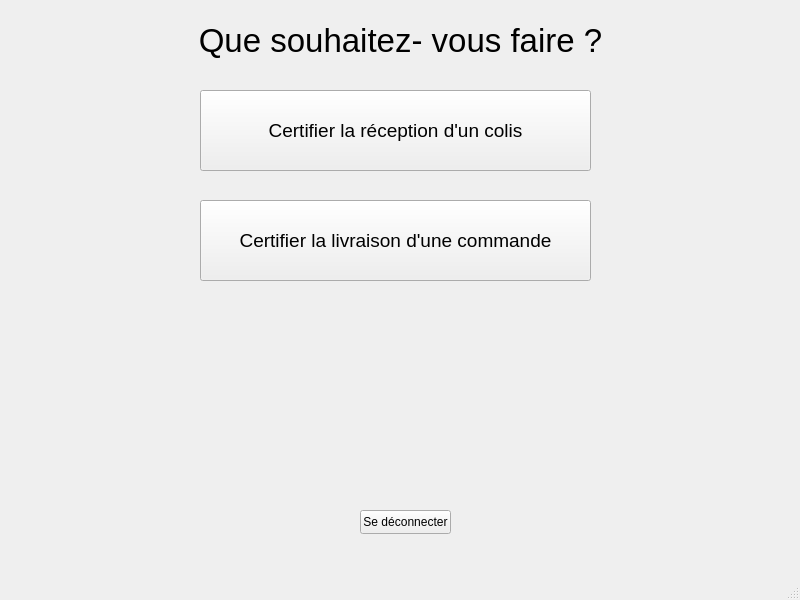
Above: Locker/Locker/mainpagelivreur.ui from maxjbs93/Locker before the change. Below: the same form after it.
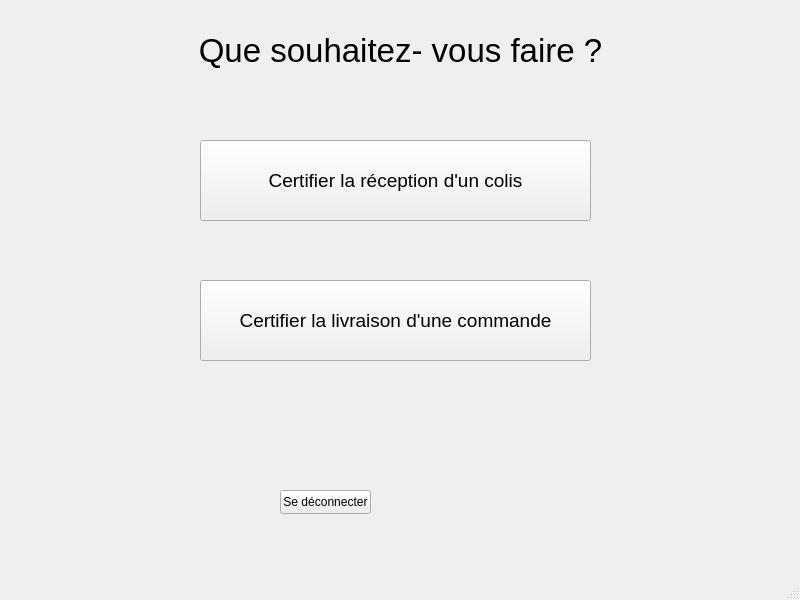
That is the form after the change.

Diff of the .ui file:
```diff
--- a/Locker/Locker/mainpagelivreur.ui
+++ b/Locker/Locker/mainpagelivreur.ui
@@ -31,7 +31,7 @@
     <property name="geometry">
      <rect>
       <x>0</x>
-      <y>20</y>
+      <y>30</y>
       <width>801</width>
       <height>41</height>
      </rect>
@@ -52,7 +52,7 @@
     <property name="geometry">
      <rect>
       <x>200</x>
-      <y>90</y>
+      <y>140</y>
       <width>391</width>
       <height>81</height>
      </rect>
@@ -70,7 +70,7 @@
     <property name="geometry">
      <rect>
       <x>200</x>
-      <y>200</y>
+      <y>280</y>
       <width>391</width>
       <height>81</height>
      </rect>
@@ -87,8 +87,8 @@
    <widget class="QPushButton" name="pushButton_deconnexion">
     <property name="geometry">
      <rect>
-      <x>360</x>
-      <y>510</y>
+      <x>280</x>
+      <y>490</y>
       <width>91</width>
       <height>24</height>
      </rect>
```
